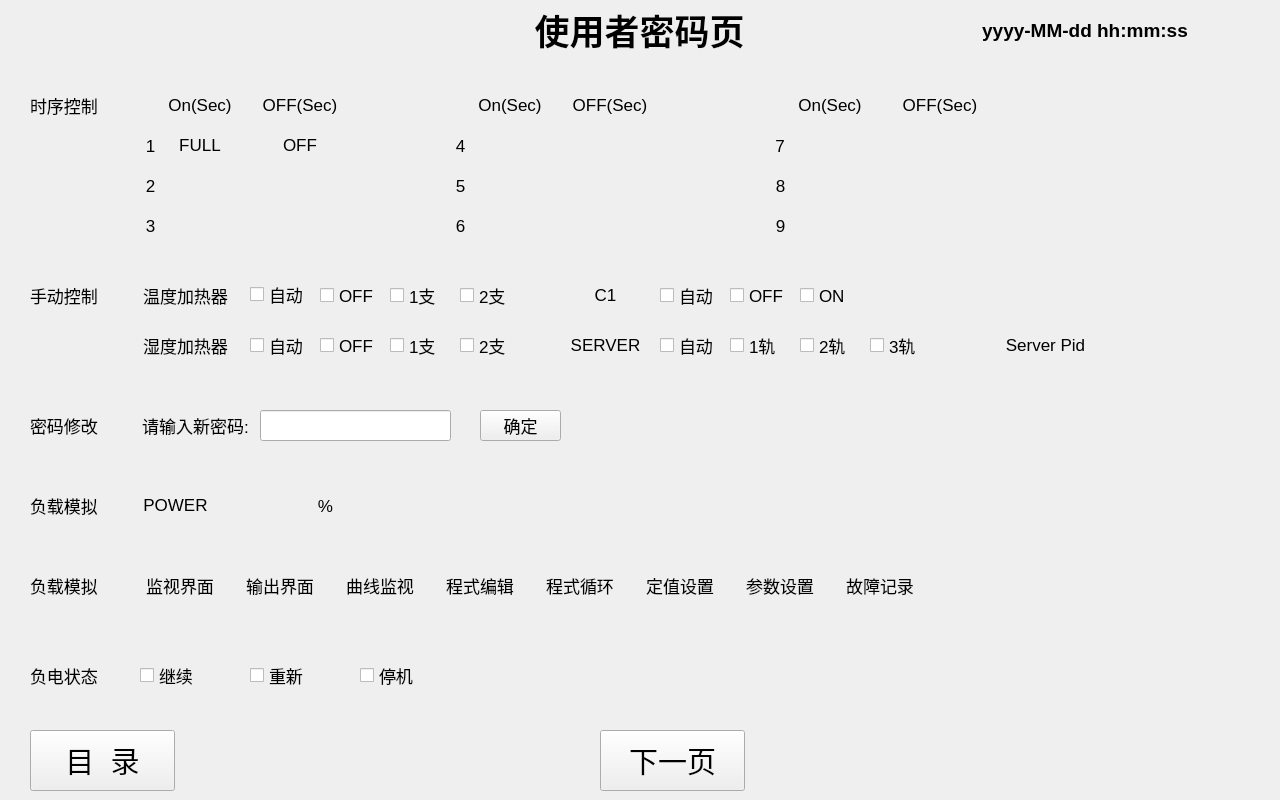
Before: the Qt Designer form userpasswordpage01.ui in qingdouke/TemakViews, drawn with Qt 5.
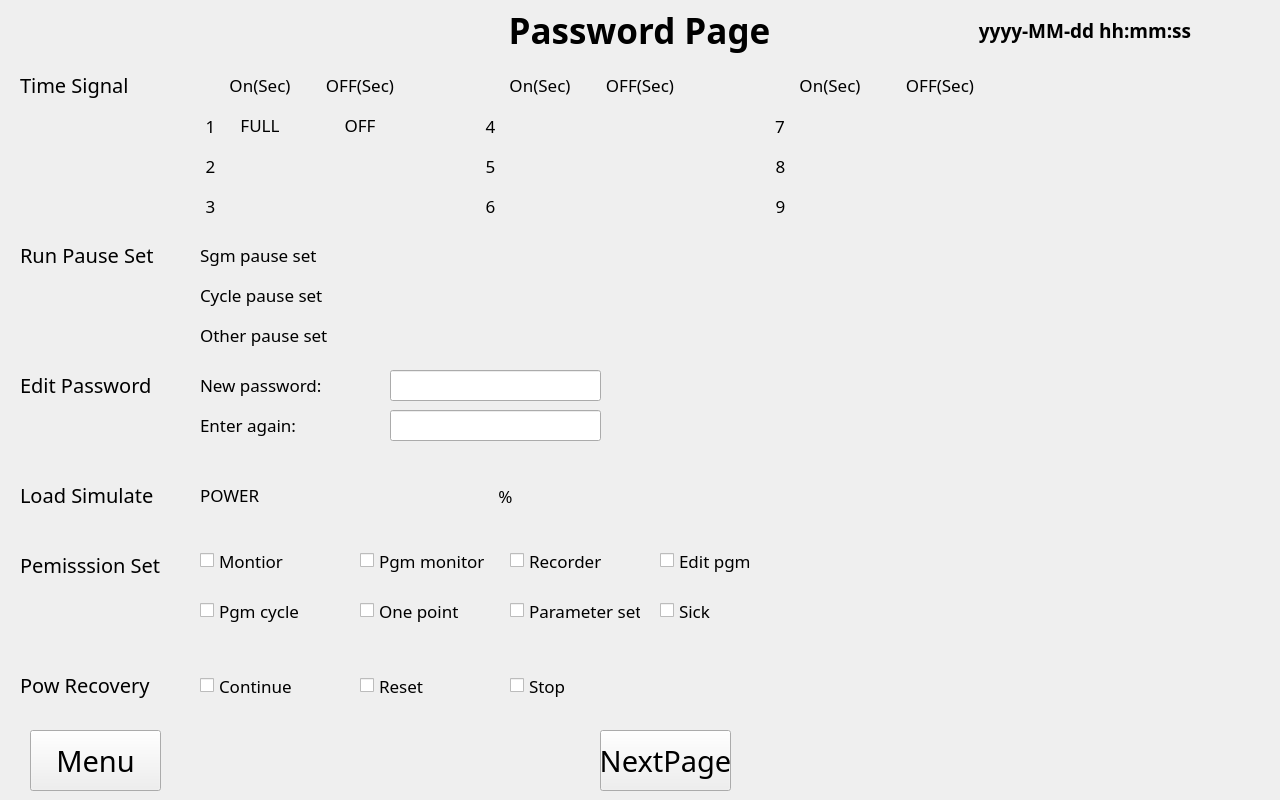
After: the same form once the commit is applied.

Commit message: 1.complete all interface display and touch function 2.start adjust curve function in recorder and edit pgm

```diff
--- a/userpasswordpage01.ui
+++ b/userpasswordpage01.ui
@@ -22,6 +22,11 @@
      <height>60</height>
     </rect>
    </property>
+   <property name="font">
+    <font>
+     <family>思源黑体</family>
+    </font>
+   </property>
    <widget class="QLabel" name="logo">
     <property name="geometry">
      <rect>
@@ -56,6 +61,7 @@
     <property name="font">
      <font>
       <pointsize>14</pointsize>
+      <weight>75</weight>
       <bold>true</bold>
      </font>
     </property>
@@ -69,20 +75,21 @@
    <widget class="QLabel" name="title">
     <property name="geometry">
      <rect>
-      <x>519</x>
+      <x>489</x>
       <y>0</y>
-      <width>241</width>
+      <width>301</width>
       <height>60</height>
      </rect>
     </property>
     <property name="font">
      <font>
       <pointsize>26</pointsize>
+      <weight>75</weight>
       <bold>true</bold>
      </font>
     </property>
     <property name="text">
-     <string>使用者密码页</string>
+     <string>Password Page</string>
     </property>
     <property name="textFormat">
      <enum>Qt::PlainText</enum>
@@ -106,17 +113,18 @@
      <rect>
       <x>30</x>
       <y>10</y>
-      <width>145</width>
+      <width>131</width>
       <height>61</height>
      </rect>
     </property>
     <property name="font">
      <font>
+      <family>思源黑体</family>
       <pointsize>22</pointsize>
      </font>
     </property>
     <property name="text">
-     <string>目  录</string>
+     <string>Menu</string>
     </property>
    </widget>
    <widget class="QLabel" name="footer_line">
@@ -137,17 +145,18 @@
      <rect>
       <x>600</x>
       <y>10</y>
-      <width>145</width>
+      <width>131</width>
       <height>61</height>
      </rect>
     </property>
     <property name="font">
      <font>
+      <family>思源黑体</family>
       <pointsize>22</pointsize>
      </font>
     </property>
     <property name="text">
-     <string>下一页</string>
+     <string>NextPage</string>
     </property>
    </widget>
   </widget>
@@ -166,32 +175,38 @@
       <x>0</x>
       <y>0</y>
       <width>1281</width>
-      <height>191</height>
+      <height>171</height>
      </rect>
     </property>
+    <property name="font">
+     <font>
+      <family>思源黑体</family>
+      <pointsize>14</pointsize>
+     </font>
+    </property>
     <widget class="QLabel" name="timing_control_title">
      <property name="geometry">
       <rect>
-       <x>30</x>
-       <y>30</y>
-       <width>80</width>
+       <x>20</x>
+       <y>10</y>
+       <width>161</width>
        <height>30</height>
       </rect>
      </property>
      <property name="font">
       <font>
-       <pointsize>13</pointsize>
+       <pointsize>15</pointsize>
       </font>
      </property>
      <property name="text">
-      <string>时序控制</string>
+      <string>Time Signal</string>
      </property>
     </widget>
     <widget class="QLabel" name="on_sec_label_1">
      <property name="geometry">
       <rect>
-       <x>160</x>
-       <y>30</y>
+       <x>220</x>
+       <y>10</y>
        <width>80</width>
        <height>30</height>
       </rect>
@@ -211,8 +226,8 @@
     <widget class="QLabel" name="off_sec_label_1">
      <property name="geometry">
       <rect>
-       <x>260</x>
-       <y>30</y>
+       <x>320</x>
+       <y>10</y>
        <width>80</width>
        <height>30</height>
       </rect>
@@ -232,8 +247,8 @@
     <widget class="QLabel" name="on_sec_label_2">
      <property name="geometry">
       <rect>
-       <x>470</x>
-       <y>30</y>
+       <x>500</x>
+       <y>10</y>
        <width>80</width>
        <height>30</height>
       </rect>
@@ -253,8 +268,8 @@
     <widget class="QLabel" name="off_sec_label_2">
      <property name="geometry">
       <rect>
-       <x>570</x>
-       <y>30</y>
+       <x>600</x>
+       <y>10</y>
        <width>80</width>
        <height>30</height>
       </rect>
@@ -275,7 +290,7 @@
      <property name="geometry">
       <rect>
        <x>790</x>
-       <y>30</y>
+       <y>10</y>
        <width>80</width>
        <height>30</height>
       </rect>
@@ -296,7 +311,7 @@
      <property name="geometry">
       <rect>
        <x>900</x>
-       <y>30</y>
+       <y>10</y>
        <width>80</width>
        <height>30</height>
       </rect>
@@ -316,8 +331,8 @@
     <widget class="QLabel" name="on_off_id_1">
      <property name="geometry">
       <rect>
-       <x>140</x>
-       <y>70</y>
+       <x>200</x>
+       <y>50</y>
        <width>21</width>
        <height>31</height>
       </rect>
@@ -337,8 +352,8 @@
     <widget class="QLabel" name="on_off_id_2">
      <property name="geometry">
       <rect>
-       <x>140</x>
-       <y>110</y>
+       <x>200</x>
+       <y>90</y>
        <width>21</width>
        <height>31</height>
       </rect>
@@ -358,8 +373,8 @@
     <widget class="QLabel" name="on_off_id_3">
      <property name="geometry">
       <rect>
-       <x>140</x>
-       <y>150</y>
+       <x>200</x>
+       <y>130</y>
        <width>21</width>
        <height>31</height>
       </rect>
@@ -379,8 +394,8 @@
     <widget class="QLabel" name="full_label">
      <property name="geometry">
       <rect>
-       <x>160</x>
-       <y>70</y>
+       <x>220</x>
+       <y>50</y>
        <width>80</width>
        <height>30</height>
       </rect>
@@ -400,8 +415,8 @@
     <widget class="QLabel" name="off_label">
      <property name="geometry">
       <rect>
-       <x>260</x>
-       <y>70</y>
+       <x>320</x>
+       <y>50</y>
        <width>80</width>
        <height>30</height>
       </rect>
@@ -421,8 +436,8 @@
     <widget class="QLabel" name="on_off_id_4">
      <property name="geometry">
       <rect>
-       <x>450</x>
-       <y>70</y>
+       <x>480</x>
+       <y>50</y>
        <width>21</width>
        <height>31</height>
       </rect>
@@ -442,8 +457,8 @@
     <widget class="QLabel" name="on_off_id_5">
      <property name="geometry">
       <rect>
-       <x>450</x>
-       <y>110</y>
+       <x>480</x>
+       <y>90</y>
        <width>21</width>
        <height>31</height>
       </rect>
@@ -463,8 +478,8 @@
     <widget class="QLabel" name="on_off_id_6">
      <property name="geometry">
       <rect>
-       <x>450</x>
-       <y>150</y>
+       <x>480</x>
+       <y>130</y>
        <width>21</width>
        <height>31</height>
       </rect>
@@ -485,7 +500,7 @@
      <property name="geometry">
       <rect>
        <x>770</x>
-       <y>70</y>
+       <y>50</y>
        <width>20</width>
        <height>31</height>
       </rect>
@@ -506,7 +521,7 @@
      <property name="geometry">
       <rect>
        <x>770</x>
-       <y>110</y>
+       <y>90</y>
        <width>21</width>
        <height>31</height>
       </rect>
@@ -527,7 +542,7 @@
      <property name="geometry">
       <rect>
        <x>770</x>
-       <y>150</y>
+       <y>130</y>
        <width>21</width>
        <height>31</height>
       </rect>
@@ -547,8 +562,8 @@
     <widget class="QLabel" name="on_display_label_2">
      <property name="geometry">
       <rect>
-       <x>160</x>
-       <y>110</y>
+       <x>220</x>
+       <y>90</y>
        <width>80</width>
        <height>30</height>
       </rect>
@@ -568,8 +583,8 @@
     <widget class="QLabel" name="on_display_label_3">
      <property name="geometry">
       <rect>
-       <x>160</x>
-       <y>150</y>
+       <x>220</x>
+       <y>130</y>
        <width>80</width>
        <height>30</height>
       </rect>
@@ -589,8 +604,8 @@
     <widget class="QLabel" name="on_display_label_4">
      <property name="geometry">
       <rect>
-       <x>470</x>
-       <y>70</y>
+       <x>500</x>
+       <y>50</y>
        <width>80</width>
        <height>30</height>
       </rect>
@@ -610,8 +625,8 @@
     <widget class="QLabel" name="on_display_label_5">
      <property name="geometry">
       <rect>
-       <x>470</x>
-       <y>110</y>
+       <x>500</x>
+       <y>90</y>
        <width>80</width>
        <height>30</height>
       </rect>
@@ -631,8 +646,8 @@
     <widget class="QLabel" name="on_display_label_6">
      <property name="geometry">
       <rect>
-       <x>470</x>
-       <y>150</y>
+       <x>500</x>
+       <y>130</y>
        <width>80</width>
        <height>30</height>
       </rect>
@@ -653,7 +668,7 @@
      <property name="geometry">
       <rect>
        <x>790</x>
-       <y>70</y>
+       <y>50</y>
        <width>80</width>
        <height>30</height>
       </rect>
@@ -674,7 +689,7 @@
      <property name="geometry">
       <rect>
        <x>790</x>
-       <y>110</y>
+       <y>90</y>
        <width>80</width>
        <height>30</height>
       </rect>
@@ -695,7 +710,7 @@
      <property name="geometry">
       <rect>
        <x>790</x>
-       <y>150</y>
+       <y>130</y>
        <width>80</width>
        <height>30</height>
       </rect>
@@ -715,8 +730,8 @@
     <widget class="QLabel" name="off_display_label_2">
      <property name="geometry">
       <rect>
-       <x>260</x>
-       <y>110</y>
+       <x>320</x>
+       <y>90</y>
        <width>80</width>
        <height>30</height>
       </rect>
@@ -736,8 +751,8 @@
     <widget class="QLabel" name="off_display_label_3">
      <property name="geometry">
       <rect>
-       <x>260</x>
-       <y>150</y>
+       <x>320</x>
+       <y>130</y>
        <width>80</width>
        <height>30</height>
       </rect>
@@ -757,8 +772,8 @@
     <widget class="QLabel" name="off_display_label_4">
      <property name="geometry">
       <rect>
-       <x>570</x>
-       <y>70</y>
+       <x>600</x>
+       <y>50</y>
        <width>80</width>
        <height>30</height>
       </rect>
@@ -778,8 +793,8 @@
     <widget class="QLabel" name="off_display_label_5">
      <property name="geometry">
       <rect>
-       <x>570</x>
-       <y>110</y>
+       <x>600</x>
+       <y>90</y>
        <width>80</width>
        <height>30</height>
       </rect>
@@ -799,8 +814,8 @@
     <widget class="QLabel" name="off_display_label_6">
      <property name="geometry">
       <rect>
-       <x>570</x>
-       <y>150</y>
+       <x>600</x>
+       <y>130</y>
        <width>80</width>
        <height>30</height>
       </rect>
@@ -821,7 +836,7 @@
      <property name="geometry">
       <rect>
        <x>900</x>
-       <y>70</y>
+       <y>50</y>
        <width>80</width>
        <height>30</height>
       </rect>
@@ -842,7 +857,7 @@
      <property name="geometry">
       <rect>
        <x>900</x>
-       <y>110</y>
+       <y>90</y>
        <width>80</width>
        <height>30</height>
       </rect>
@@ -863,7 +878,7 @@
      <property name="geometry">
       <rect>
        <x>900</x>
-       <y>150</y>
+       <y>130</y>
        <width>80</width>
        <height>30</height>
       </rect>
@@ -885,35 +900,40 @@
     <property name="geometry">
      <rect>
       <x>0</x>
-      <y>190</y>
+      <y>170</y>
       <width>1281</width>
-      <height>121</height>
+      <height>131</height>
      </rect>
     </property>
+    <property name="font">
+     <font>
+      <family>思源黑体</family>
+     </font>
+    </property>
     <widget class="QLabel" name="manual_control_title">
      <property name="geometry">
       <rect>
-       <x>30</x>
-       <y>30</y>
-       <width>80</width>
+       <x>20</x>
+       <y>10</y>
+       <width>161</width>
        <height>30</height>
       </rect>
      </property>
      <property name="font">
       <font>
-       <pointsize>13</pointsize>
+       <pointsize>15</pointsize>
       </font>
      </property>
      <property name="text">
-      <string>手动控制</string>
+      <string>Run Pause Set</string>
      </property>
     </widget>
     <widget class="QLabel" name="temperature_calorifier_label">
      <property name="geometry">
       <rect>
-       <x>140</x>
-       <y>30</y>
-       <width>91</width>
+       <x>200</x>
+       <y>10</y>
+       <width>151</width>
        <height>30</height>
       </rect>
      </property>
@@ -923,18 +943,18 @@
       </font>
      </property>
      <property name="text">
-      <string>温度加热器</string>
+      <string>Sgm pause set</string>
      </property>
      <property name="alignment">
-      <set>Qt::AlignCenter</set>
+      <set>Qt::AlignLeading|Qt::AlignLeft|Qt::AlignVCenter</set>
      </property>
     </widget>
     <widget class="QLabel" name="humidity_calorifier_label">
      <property name="geometry">
       <rect>
-       <x>140</x>
-       <y>80</y>
-       <width>91</width>
+       <x>200</x>
+       <y>50</y>
+       <width>151</width>
        <height>30</height>
       </rect>
      </property>
@@ -944,19 +964,19 @@
       </font>
      </property>
      <property name="text">
-      <string>湿度加热器</string>
+      <string>Cycle pause set</string>
      </property>
      <property name="alignment">
-      <set>Qt::AlignCenter</set>
+      <set>Qt::AlignLeading|Qt::AlignLeft|Qt::AlignVCenter</set>
      </property>
     </widget>
-    <widget class="QCheckBox" name="temperature_calorifier_checkBox_1">
+    <widget class="QLabel" name="Other_pause_set_title">
      <property name="geometry">
       <rect>
-       <x>250</x>
-       <y>29</y>
-       <width>61</width>
-       <height>31</height>
+       <x>200</x>
+       <y>90</y>
+       <width>151</width>
+       <height>30</height>
       </rect>
      </property>
      <property name="font">
@@ -965,34 +985,19 @@
       </font>
      </property>
      <property name="text">
-      <string>自动</string>
+      <string>Other pause set</string>
      </property>
-    </widget>
-    <widget class="QCheckBox" name="temperature_calorifier_checkBox_2">
-     <property name="geometry">
-      <rect>
-       <x>320</x>
-       <y>30</y>
-       <width>61</width>
-       <height>31</height>
-      </rect>
+     <property name="alignment">
+      <set>Qt::AlignLeading|Qt::AlignLeft|Qt::AlignVCenter</set>
      </property>
-     <property name="font">
-      <font>
-       <pointsize>13</pointsize>
-      </font>
-     </property>
-     <property name="text">
-      <string>OFF</string>
-     </property>
     </widget>
-    <widget class="QCheckBox" name="temperature_calorifier_checkBox_3">
+    <widget class="QLabel" name="sgm_pause_label_1">
      <property name="geometry">
       <rect>
-       <x>390</x>
-       <y>30</y>
-       <width>61</width>
-       <height>31</height>
+       <x>380</x>
+       <y>10</y>
+       <width>80</width>
+       <height>30</height>
       </rect>
      </property>
      <property name="font">
@@ -1001,34 +1006,19 @@
       </font>
      </property>
      <property name="text">
-      <string>1支</string>
+      <string/>
      </property>
-    </widget>
-    <widget class="QCheckBox" name="temperature_calorifier_checkBox_4">
-     <property name="geometry">
-      <rect>
-       <x>460</x>
-       <y>30</y>
-       <width>61</width>
-       <height>31</height>
-      </rect>
+     <property name="alignment">
+      <set>Qt::AlignCenter</set>
      </property>
-     <property name="font">
-      <font>
-       <pointsize>13</pointsize>
-      </font>
-     </property>
-     <property name="text">
-      <string>2支</string>
-     </property>
     </widget>
-    <widget class="QCheckBox" name="humidity_calorifier_checkBox_1">
+    <widget class="QLabel" name="sgm_pause_label_2">
      <property name="geometry">
       <rect>
-       <x>250</x>
-       <y>80</y>
-       <width>61</width>
-       <height>31</height>
+       <x>500</x>
+       <y>10</y>
+       <width>80</width>
+       <height>30</height>
       </rect>
      </property>
      <property name="font">
@@ -1037,34 +1027,19 @@
       </font>
      </property>
      <property name="text">
-      <string>自动</string>
+      <string/>
      </property>
-    </widget>
-    <widget class="QCheckBox" name="humidity_calorifier_checkBox_2">
-     <property name="geometry">
-      <rect>
-       <x>320</x>
-       <y>80</y>
-       <width>61</width>
-       <height>31</height>
-      </rect>
+     <property name="alignment">
+      <set>Qt::AlignCenter</set>
      </property>
-     <property name="font">
-      <font>
-       <pointsize>13</pointsize>
-      </font>
-     </property>
-     <property name="text">
-      <string>OFF</string>
-     </property>
     </widget>
-    <widget class="QCheckBox" name="humidity_calorifier_checkBox_3">
+    <widget class="QLabel" name="sgm_pause_label_3">
      <property name="geometry">
       <rect>
-       <x>390</x>
-       <y>80</y>
-       <width>61</width>
-       <height>31</height>
+       <x>620</x>
+       <y>10</y>
+       <width>80</width>
+       <height>30</height>
       </rect>
      </property>
      <property name="font">
@@ -1073,33 +1048,18 @@
       </font>
      </property>
      <property name="text">
-      <string>1支</string>
+      <string/>
      </property>
-    </widget>
-    <widget class="QCheckBox" name="humidity_calorifier_checkBox_4">
-     <property name="geometry">
-      <rect>
-       <x>460</x>
-       <y>80</y>
-       <width>61</width>
-       <height>31</height>
-      </rect>
+     <property name="alignment">
+      <set>Qt::AlignCenter</set>
      </property>
-     <property name="font">
-      <font>
-       <pointsize>13</pointsize>
-      </font>
-     </property>
-     <property name="text">
-      <string>2支</string>
-     </property>
     </widget>
     <widget class="QLabel" name="c1_label">
      <property name="geometry">
       <rect>
-       <x>560</x>
-       <y>30</y>
-       <width>91</width>
+       <x>740</x>
+       <y>10</y>
+       <width>80</width>
        <height>30</height>
       </rect>
      </property>
@@ -1109,7 +1069,7 @@
       </font>
      </property>
      <property name="text">
-      <string>C1</string>
+      <string/>
      </property>
      <property name="alignment">
       <set>Qt::AlignCenter</set>
@@ -1118,9 +1078,9 @@
     <widget class="QLabel" name="server_label">
      <property name="geometry">
       <rect>
-       <x>560</x>
-       <y>80</y>
-       <width>91</width>
+       <x>380</x>
+       <y>50</y>
+       <width>80</width>
        <height>30</height>
       </rect>
      </property>
@@ -1130,19 +1090,19 @@
       </font>
      </property>
      <property name="text">
-      <string>SERVER</string>
+      <string/>
      </property>
      <property name="alignment">
       <set>Qt::AlignCenter</set>
      </property>
     </widget>
-    <widget class="QCheckBox" name="c1_checkBox_1">
+    <widget class="QLabel" name="cycle_pause_label_2">
      <property name="geometry">
       <rect>
-       <x>660</x>
-       <y>30</y>
-       <width>61</width>
-       <height>31</height>
+       <x>500</x>
+       <y>50</y>
+       <width>80</width>
+       <height>30</height>
       </rect>
      </property>
      <property name="font">
@@ -1151,34 +1111,19 @@
       </font>
      </property>
      <property name="text">
-      <string>自动</string>
+      <string/>
      </property>
-    </widget>
-    <widget class="QCheckBox" name="c1_checkBox_2">
-     <property name="geometry">
-      <rect>
-       <x>730</x>
-       <y>30</y>
-       <width>61</width>
-       <height>31</height>
-      </rect>
+     <property name="alignment">
+      <set>Qt::AlignCenter</set>
      </property>
-     <property name="font">
-      <font>
-       <pointsize>13</pointsize>
-      </font>
-     </property>
-     <property name="text">
-      <string>OFF</string>
-     </property>
     </widget>
-    <widget class="QCheckBox" name="c1_checkBox_3">
+    <widget class="QLabel" name="cycle_pause_label_3">
      <property name="geometry">
       <rect>
-       <x>800</x>
-       <y>30</y>
-       <width>61</width>
-       <height>31</height>
+       <x>620</x>
+       <y>50</y>
+       <width>80</width>
+       <height>30</height>
       </rect>
      </property>
      <property name="font">
@@ -1187,87 +1132,18 @@
       </font>
      </property>
      <property name="text">
-      <string>ON</string>
+      <string/>
      </property>
-    </widget>
-    <widget class="QCheckBox" name="server_checkBox_1">
-     <property name="geometry">
-      <rect>
-       <x>660</x>
-       <y>80</y>
-       <width>61</width>
-       <height>31</height>
-      </rect>
+     <property name="alignment">
+      <set>Qt::AlignCenter</set>
      </property>
-     <property name="font">
-      <font>
-       <pointsize>13</pointsize>
-      </font>
-     </property>
-     <property name="text">
-      <string>自动</string>
-     </property>
     </widget>
-    <widget class="QCheckBox" name="server_checkBox_2">
+    <widget class="QLabel" name="cycle_pause_label_4">
      <property name="geometry">
       <rect>
-       <x>730</x>
-       <y>80</y>
-       <width>61</width>
-       <height>31</height>
-      </rect>
-     </property>
-     <property name="font">
-      <font>
-       <pointsize>13</pointsize>
-      </font>
-     </property>
-     <property name="text">
-      <string>1轨</string>
-     </property>
-    </widget>
-    <widget class="QCheckBox" name="server_checkBox_3">
-     <property name="geometry">
-      <rect>
-       <x>800</x>
-       <y>80</y>
-       <width>61</width>
-       <height>31</height>
-      </rect>
-     </property>
-     <property name="font">
-      <font>
-       <pointsize>13</pointsize>
-      </font>
-     </property>
-     <property name="text">
-      <string>2轨</string>
-     </property>
-    </widget>
-    <widget class="QCheckBox" name="server_checkBox_4">
-     <property name="geometry">
-      <rect>
-       <x>870</x>
-       <y>80</y>
-       <width>61</width>
-       <height>31</height>
-      </rect>
-     </property>
-     <property name="font">
-      <font>
-       <pointsize>13</pointsize>
-      </font>
-     </property>
-     <property name="text">
-      <string>3轨</string>
-     </property>
-    </widget>
-    <widget class="QLabel" name="server_pid_label">
-     <property name="geometry">
-      <rect>
-       <x>1000</x>
-       <y>80</y>
-       <width>91</width>
+       <x>740</x>
+       <y>50</y>
+       <width>80</width>
        <height>30</height>
       </rect>
      </property>
@@ -1277,7 +1153,7 @@
       </font>
      </property>
      <property name="text">
-      <string>Server Pid</string>
+      <string/>
      </property>
      <property name="alignment">
       <set>Qt::AlignCenter</set>
@@ -1286,9 +1162,9 @@
     <widget class="QLabel" name="server_pid_display">
      <property name="geometry">
       <rect>
-       <x>1110</x>
-       <y>80</y>
-       <width>91</width>
+       <x>380</x>
+       <y>90</y>
+       <width>80</width>
        <height>30</height>
       </rect>
      </property>
@@ -1309,35 +1185,40 @@
     <property name="geometry">
      <rect>
       <x>0</x>
-      <y>310</y>
+      <y>300</y>
       <width>1281</width>
       <height>101</height>
      </rect>
     </property>
+    <property name="font">
+     <font>
+      <family>思源黑体</family>
+     </font>
+    </property>
     <widget class="QLabel" name="password_change_title">
      <property name="geometry">
       <rect>
-       <x>30</x>
-       <y>40</y>
-       <width>80</width>
+       <x>20</x>
+       <y>10</y>
+       <width>151</width>
        <height>30</height>
       </rect>
      </property>
      <property name="font">
       <font>
-       <pointsize>13</pointsize>
+       <pointsize>15</pointsize>
       </font>
      </property>
      <property name="text">
-      <string>密码修改</string>
+      <string>Edit Password</string>
      </property>
     </widget>
     <widget class="QLabel" name="password_change_label">
      <property name="geometry">
       <rect>
-       <x>140</x>
-       <y>40</y>
-       <width>111</width>
+       <x>200</x>
+       <y>10</y>
+       <width>151</width>
        <height>30</height>
       </rect>
      </property>
@@ -1347,18 +1228,18 @@
       </font>
      </property>
      <property name="text">
-      <string>请输入新密码:</string>
+      <string>New password:</string>
      </property>
      <property name="alignment">
-      <set>Qt::AlignCenter</set>
+      <set>Qt::AlignLeading|Qt::AlignLeft|Qt::AlignVCenter</set>
      </property>
     </widget>
     <widget class="QLineEdit" name="password_change_lineEdit">
      <property name="geometry">
       <rect>
-       <x>260</x>
-       <y>40</y>
-       <width>191</width>
+       <x>390</x>
+       <y>10</y>
+       <width>211</width>
        <height>31</height>
       </rect>
      </property>
@@ -1371,13 +1252,13 @@
       <enum>Qt::ClickFocus</enum>
      </property>
     </widget>
-    <widget class="QPushButton" name="confirm_pushButton">
+    <widget class="QLabel" name="enter_again_label">
      <property name="geometry">
       <rect>
-       <x>480</x>
-       <y>40</y>
-       <width>81</width>
-       <height>31</height>
+       <x>200</x>
+       <y>50</y>
+       <width>151</width>
+       <height>30</height>
       </rect>
      </property>
      <property name="font">
@@ -1386,7 +1267,28 @@
       </font>
      </property>
      <property name="text">
-      <string>确定</string>
+      <string>Enter again:</string>
+     </property>
+     <property name="alignment">
+      <set>Qt::AlignLeading|Qt::AlignLeft|Qt::AlignVCenter</set>
+     </property>
+    </widget>
+    <widget class="QLineEdit" name="password_change_lineEdit_2">
+     <property name="geometry">
+      <rect>
+       <x>390</x>
+       <y>50</y>
+       <width>211</width>
+       <height>31</height>
+      </rect>
+     </property>
+     <property name="font">
+      <font>
+       <pointsize>13</pointsize>
+      </font>
+     </property>
+     <property name="focusPolicy">
+      <enum>Qt::ClickFocus</enum>
      </property>
     </widget>
    </widget>
@@ -1394,33 +1296,38 @@
     <property name="geometry">
      <rect>
       <x>0</x>
-      <y>410</y>
+      <y>400</y>
       <width>1281</width>
-      <height>81</height>
+      <height>71</height>
      </rect>
     </property>
+    <property name="font">
+     <font>
+      <family>思源黑体</family>
+     </font>
+    </property>
     <widget class="QLabel" name="load_simulation_title">
      <property name="geometry">
       <rect>
-       <x>30</x>
+       <x>20</x>
        <y>20</y>
-       <width>80</width>
+       <width>151</width>
        <height>30</height>
       </rect>
      </property>
      <property name="font">
       <font>
-       <pointsize>13</pointsize>
+       <pointsize>15</pointsize>
       </font>
      </property>
      <property name="text">
-      <string>负载模拟</string>
+      <string>Load Simulate</string>
      </property>
     </widget>
     <widget class="QLabel" name="power_label">
      <property name="geometry">
       <rect>
-       <x>130</x>
+       <x>200</x>
        <y>20</y>
        <width>91</width>
        <height>30</height>
@@ -1435,13 +1342,13 @@
       <string>POWER</string>
      </property>
      <property name="alignment">
-      <set>Qt::AlignCenter</set>
+      <set>Qt::AlignLeading|Qt::AlignLeft|Qt::AlignVCenter</set>
      </property>
     </widget>
     <widget class="QLabel" name="power_display">
      <property name="geometry">
       <rect>
-       <x>240</x>
+       <x>330</x>
        <y>20</y>
        <width>91</width>
        <height>30</height>
@@ -1462,7 +1369,7 @@
     <widget class="QLabel" name="percent_sign">
      <property name="geometry">
       <rect>
-       <x>310</x>
+       <x>490</x>
        <y>20</y>
        <width>31</width>
        <height>31</height>
@@ -1485,36 +1392,41 @@
     <property name="geometry">
      <rect>
       <x>0</x>
-      <y>490</y>
+      <y>470</y>
       <width>1281</width>
-      <height>71</height>
+      <height>111</height>
      </rect>
     </property>
+    <property name="font">
+     <font>
+      <family>思源黑体</family>
+     </font>
+    </property>
     <widget class="QLabel" name="permission_setting_title">
      <property name="geometry">
       <rect>
-       <x>30</x>
+       <x>20</x>
        <y>20</y>
-       <width>80</width>
+       <width>151</width>
        <height>30</height>
       </rect>
      </property>
      <property name="font">
       <font>
-       <pointsize>13</pointsize>
+       <pointsize>15</pointsize>
       </font>
      </property>
      <property name="text">
-      <string>负载模拟</string>
+      <string>Pemisssion Set</string>
      </property>
     </widget>
-    <widget class="QLabel" name="page_1">
+    <widget class="QCheckBox" name="monitor_checkBox">
      <property name="geometry">
       <rect>
-       <x>140</x>
-       <y>20</y>
-       <width>80</width>
-       <height>30</height>
+       <x>200</x>
+       <y>10</y>
+       <width>131</width>
+       <height>41</height>
       </rect>
      </property>
      <property name="font">
@@ -1523,19 +1435,16 @@
       </font>
      </property>
      <property name="text">
-      <string>监视界面</string>
+      <string>Montior</string>
      </property>
-     <property name="alignment">
-      <set>Qt::AlignCenter</set>
-     </property>
     </widget>
-    <widget class="QLabel" name="page_2">
+    <widget class="QCheckBox" name="pgm_monitor_checkBox">
      <property name="geometry">
       <rect>
-       <x>240</x>
-       <y>20</y>
-       <width>80</width>
-       <height>30</height>
+       <x>360</x>
+       <y>10</y>
+       <width>131</width>
+       <height>41</height>
       </rect>
      </property>
      <property name="font">
@@ -1544,19 +1453,16 @@
       </font>
      </property>
      <property name="text">
-      <string>输出界面</string>
+      <string>Pgm monitor</string>
      </property>
-     <property name="alignment">
-      <set>Qt::AlignCenter</set>
-     </property>
     </widget>
-    <widget class="QLabel" name="page_3">
+    <widget class="QCheckBox" name="recorder_checkBox">
      <property name="geometry">
       <rect>
-       <x>340</x>
-       <y>20</y>
-       <width>80</width>
-       <height>30</height>
+       <x>510</x>
+       <y>10</y>
+       <width>131</width>
+       <height>41</height>
       </rect>
      </property>
      <property name="font">
@@ -1565,19 +1471,16 @@
       </font>
      </property>
      <property name="text">
-      <string>曲线监视</string>
+      <string>Recorder</string>
      </property>
-     <property name="alignment">
-      <set>Qt::AlignCenter</set>
-     </property>
     </widget>
-    <widget class="QLabel" name="page_4">
+    <widget class="QCheckBox" name="edit_pgm_checkBox">
      <property name="geometry">
       <rect>
-       <x>440</x>
-       <y>20</y>
-       <width>80</width>
-       <height>30</height>
+       <x>660</x>
+       <y>10</y>
+       <width>131</width>
+       <height>41</height>
       </rect>
      </property>
      <property name="font">
@@ -1586,19 +1489,16 @@
       </font>
      </property>
      <property name="text">
-      <string>程式编辑</string>
+      <string>Edit pgm</string>
      </property>
-     <property name="alignment">
-      <set>Qt::AlignCenter</set>
-     </property>
     </widget>
-    <widget class="QLabel" name="page_5">
+    <widget class="QCheckBox" name="param_set_checkBox">
      <property name="geometry">
       <rect>
-       <x>540</x>
-       <y>20</y>
-       <width>80</width>
-       <height>30</height>
+       <x>510</x>
+       <y>60</y>
+       <width>131</width>
+       <height>41</height>
       </rect>
      </property>
      <property name="font">
@@ -1607,19 +1507,16 @@
       </font>
      </property>
      <property name="text">
-      <string>程式循环</string>
+      <string>Parameter set</string>
      </property>
-     <property name="alignment">
-      <set>Qt::AlignCenter</set>
-     </property>
     </widget>
-    <widget class="QLabel" name="page_6">
+    <widget class="QCheckBox" name="sick_checkBox">
      <property name="geometry">
       <rect>
-       <x>640</x>
-       <y>20</y>
-       <width>80</width>
-       <height>30</height>
+       <x>660</x>
+       <y>60</y>
+       <width>131</width>
+       <height>41</height>
       </rect>
      </property>
      <property name="font">
@@ -1628,19 +1525,16 @@
       </font>
      </property>
      <property name="text">
-      <string>定值设置</string>
+      <string>Sick</string>
      </property>
-     <property name="alignment">
-      <set>Qt::AlignCenter</set>
-     </property>
     </widget>
-    <widget class="QLabel" name="page_7">
+    <widget class="QCheckBox" name="pgm_cycle_checkBox">
      <property name="geometry">
       <rect>
-       <x>740</x>
-       <y>20</y>
-       <width>80</width>
-       <height>30</height>
+       <x>200</x>
+       <y>60</y>
+       <width>131</width>
+       <height>41</height>
       </rect>
      </property>
      <property name="font">
@@ -1649,19 +1543,16 @@
       </font>
      </property>
      <property name="text">
-      <string>参数设置</string>
+      <string>Pgm cycle</string>
      </property>
-     <property name="alignment">
-      <set>Qt::AlignCenter</set>
-     </property>
     </widget>
-    <widget class="QLabel" name="page_8">
+    <widget class="QCheckBox" name="one_poinit_checkBox">
      <property name="geometry">
       <rect>
-       <x>840</x>
-       <y>20</y>
-       <width>80</width>
-       <height>30</height>
+       <x>360</x>
+       <y>60</y>
+       <width>131</width>
+       <height>41</height>
       </rect>
      </property>
      <property name="font">
@@ -1670,10 +1561,7 @@
       </font>
      </property>
      <property name="text">
-      <string>故障记录</string>
-     </property>
-     <property name="alignment">
-      <set>Qt::AlignCenter</set>
+      <string>One point</string>
      </property>
     </widget>
    </widget>
@@ -1681,36 +1569,41 @@
     <property name="geometry">
      <rect>
       <x>0</x>
-      <y>560</y>
+      <y>580</y>
       <width>1281</width>
-      <height>101</height>
+      <height>81</height>
      </rect>
     </property>
+    <property name="font">
+     <font>
+      <family>思源黑体</family>
+     </font>
+    </property>
     <widget class="QLabel" name="nagative_stata">
      <property name="geometry">
       <rect>
-       <x>30</x>
-       <y>40</y>
-       <width>80</width>
+       <x>20</x>
+       <y>30</y>
+       <width>151</width>
        <height>30</height>
       </rect>
      </property>
      <property name="font">
       <font>
-       <pointsize>13</pointsize>
+       <pointsize>15</pointsize>
       </font>
      </property>
      <property name="text">
-      <string>负电状态</string>
+      <string>Pow Recovery</string>
      </property>
     </widget>
     <widget class="QCheckBox" name="continue_checkBox">
      <property name="geometry">
       <rect>
-       <x>140</x>
-       <y>40</y>
-       <width>61</width>
-       <height>31</height>
+       <x>200</x>
+       <y>20</y>
+       <width>131</width>
+       <height>51</height>
       </rect>
      </property>
      <property name="font">
@@ -1719,16 +1612,16 @@
       </font>
      </property>
      <property name="text">
-      <string>继续</string>
+      <string>Continue</string>
      </property>
     </widget>
     <widget class="QCheckBox" name="again_checkBox">
      <property name="geometry">
       <rect>
-       <x>250</x>
-       <y>40</y>
-       <width>61</width>
-       <height>31</height>
+       <x>360</x>
+       <y>20</y>
+       <width>131</width>
+       <height>51</height>
       </rect>
      </property>
      <property name="font">
@@ -1737,16 +1630,16 @@
       </font>
      </property>
      <property name="text">
-      <string>重新</string>
+      <string>Reset</string>
      </property>
     </widget>
     <widget class="QCheckBox" name="stop_checkBox">
      <property name="geometry">
       <rect>
-       <x>360</x>
-       <y>40</y>
-       <width>61</width>
-       <height>31</height>
+       <x>510</x>
+       <y>20</y>
+       <width>131</width>
+       <height>51</height>
       </rect>
      </property>
      <property name="font">
@@ -1755,7 +1648,7 @@
       </font>
      </property>
      <property name="text">
-      <string>停机</string>
+      <string>Stop</string>
      </property>
     </widget>
    </widget>
```
Left out of the diff: 13 changed lines with no effect on the pictures. The commit also changes 33 other files.
